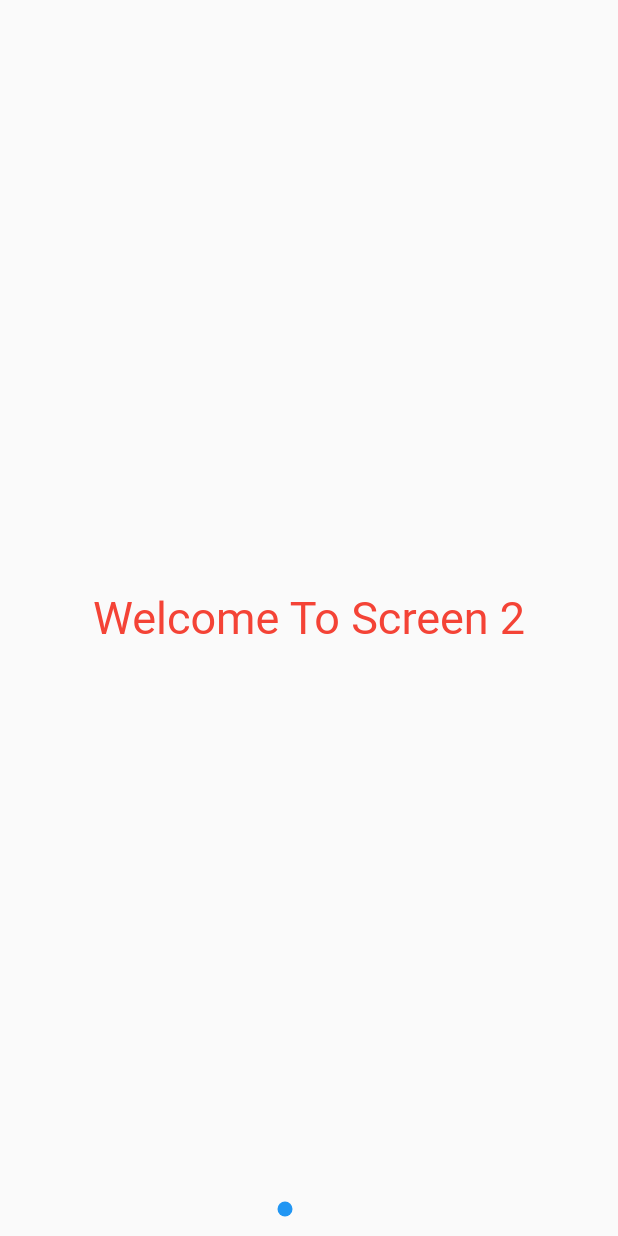
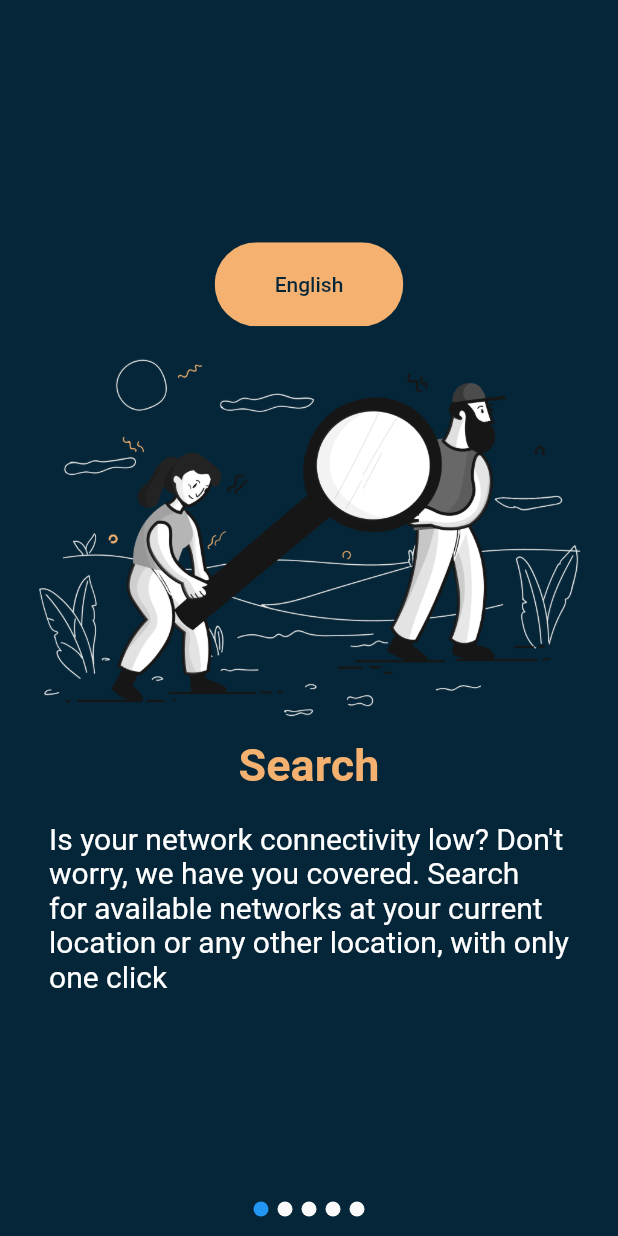
Before and after one commit to Siyabulela/connect-buddy, a Flutter app: the screen it shows after launch, swiped to page 2, on a phone screen of 412 x 824 dp. Run offline on Flutter 3.47's test engine with Material 2 defaults, Android fonts, the phone set to English and light mode, and no system bars; our stand-ins replace flutter_swiper.

Commit message:
added more pages

```diff
--- a/lib/Screens/Welcome/about_screen.dart
+++ b/lib/Screens/Welcome/about_screen.dart
@@ -1,14 +1,21 @@
+import 'package:Connect_buddy/Screens/Welcome/connect_screen.dart';
+import 'package:Connect_buddy/Screens/Welcome/find_screen.dart';
+import 'package:Connect_buddy/Screens/Welcome/search_Screen.dart';
+import 'package:Connect_buddy/Screens/Welcome/login_Screen.dart';
 import 'package:Connect_buddy/components/headers.dart';
 import 'package:Connect_buddy/components/normalText.dart';
 import 'package:Connect_buddy/components/rounded_button.dart';
 import 'package:flutter/material.dart';
 import 'package:flutter_swiper/flutter_swiper.dart';
-import 'second_screen.dart';
-import 'third_screen.dart';
-
 
 class QuoteApp extends StatelessWidget {
-  List<Widget> pages = [AboutScreen(), SecondScreen(), ThirdScreen()];
+  List<Widget> pages = [
+    AboutScreen(),
+    SearchScreen(),
+    FindScreen(),
+    ConnectScreen(),
+    LoginScreen()
+  ];
   @override
   Widget build(BuildContext context) {
     return MaterialApp(
--- /dev/null
+++ b/lib/Screens/Welcome/search_Screen.dart
@@ -0,0 +1,51 @@
+import 'package:Connect_buddy/components/headers.dart';
+import 'package:Connect_buddy/components/normalText.dart';
+import 'package:Connect_buddy/components/rounded_button.dart';
+import 'package:flutter/cupertino.dart';
+import 'package:flutter/material.dart';
+
+class SearchScreen extends StatelessWidget {
+  @override
+  Widget build(BuildContext context) {
+    Size size = MediaQuery.of(context).size;
+    return Scaffold(
+      backgroundColor: const Color(0xFF052638),
+      body: Container(
+        width: double.infinity,
+        height: size.height,
+        child: Column(
+          mainAxisAlignment: MainAxisAlignment.center,
+          children: <Widget>[
+            Positioned(
+              top: 0,
+              right: 0,
+              child: RoundedButton(
+                text: 'English',
+                press: () {
+                  Navigator.push(
+                    context,
+                    MaterialPageRoute(
+                      builder: (context) {
+                        return SearchScreen();
+                      },
+                    ),
+                  );
+                },
+              ),
+            ),
+            Positioned(
+              child: Image.asset(
+                'assets/images/Search+logo.PNG',
+                width: size.width * 0.9,
+              ),
+            ),
+            HeaderText(text: 'Search'),
+            NormalText(
+                text:
+                    'Is your network connectivity low? Don\'t\nworry, we have you covered. Search\nfor available networks at your current\nlocation or any other location, with only\none click'),
+          ],
+        ),
+      ),
+    );
+  }
+}
--- a/lib/Screens/Welcome/second_Screen.dart
+++ /dev/null
@@ -1,15 +0,0 @@
-import 'package:flutter/cupertino.dart';
-import 'package:flutter/material.dart';
-
-class SecondScreen extends StatelessWidget {
-  Widget build(BuildContext context) {
-    return Scaffold(
-      body: Center(
-        child: Text(
-          "Welcome To Screen 2",
-          style: TextStyle(fontSize: 30.0, color: Colors.red),
-        ),
-      ),
-    );
-  }
-}
```
Also changed, not shown: lib/Screens/Welcome/connect_screen.dart (added, +51 -0 lines), lib/Screens/Welcome/find_screen.dart (added, +51 -0 lines), lib/Screens/Welcome/login_screen.dart (added, +63 -0 lines), lib/Screens/Welcome/third_screen.dart (deleted, +0 -15 lines), assets/icons/email.svg (added), assets/icons/password.svg (added), assets/images/Search+logo.PNG, assets/images/connecting+logo.PNG (added), assets/images/twoColors.PNG (added).
